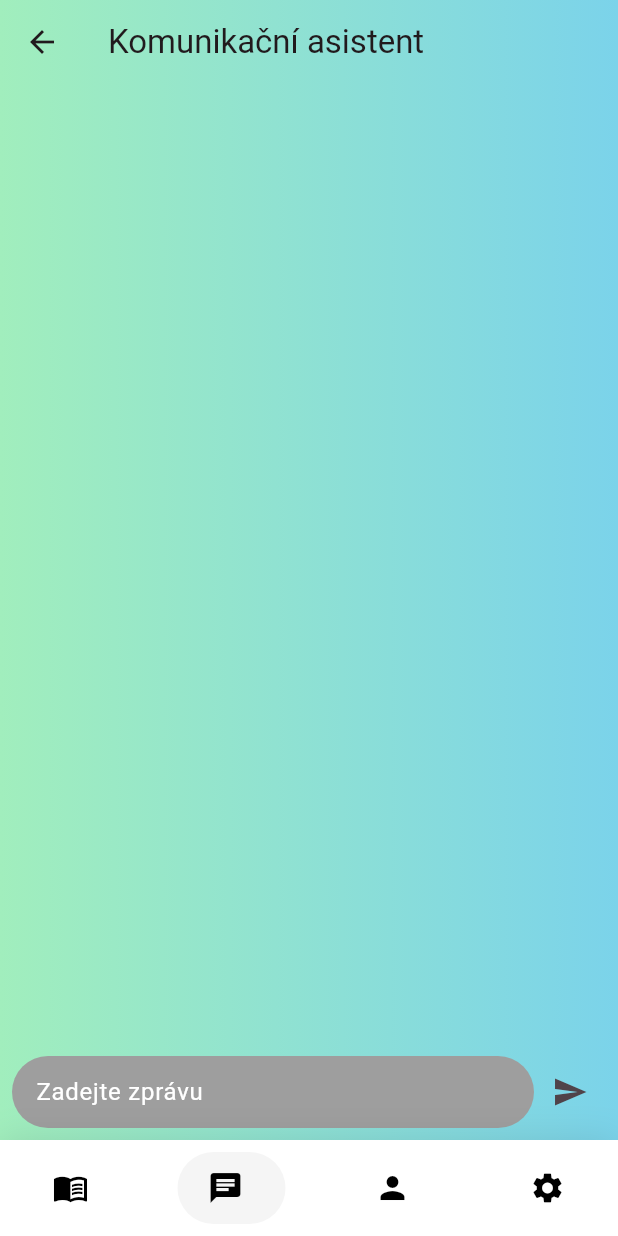
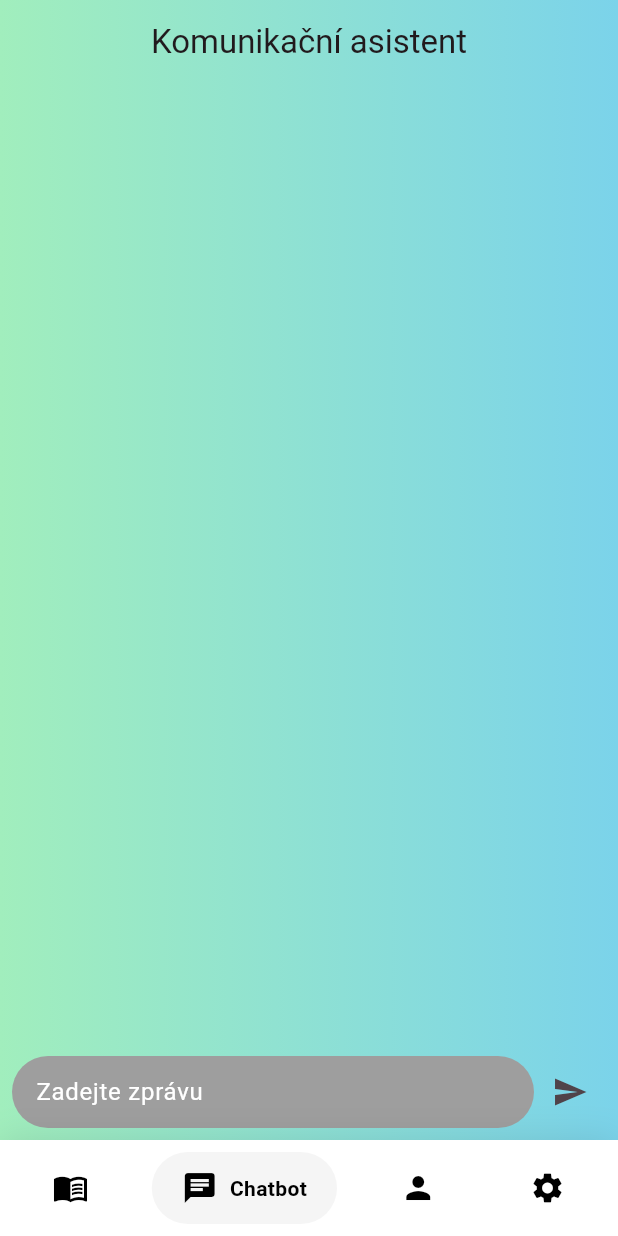
Before and after one commit to Pilnas2/Bakalarska_prace, a Flutter app: the ChatbotPage screen opened directly with empty values, on a phone screen of 412 x 824 dp. Run offline on Flutter 3.47's test engine with Material 3 defaults, Android fonts, the phone set to English and light mode, and no system bars; drawn by our look-alikes of google_nav_bar; our stand-ins replace audioplayers, firebase_core, firebase_database, firebase_storage, flutter_dotenv, introduction_screen and 3 more; accounts and stored records are empty.

Commit message:
přesměrování, doplnění textu do buttombar

```diff
--- a/lib/models/custom_bottom_nav_bar.dart
+++ b/lib/models/custom_bottom_nav_bar.dart
@@ -36,10 +36,10 @@ class CustomBottomNavBar extends StatelessWidget {
             tabBackgroundColor: Colors.grey[100]!,
             color: Colors.black,
             tabs: [
-              GButton(icon: Icons.menu_book),
-              GButton(icon: Icons.chat),
-              GButton(icon: Icons.person),
-              GButton(icon: Icons.settings),
+              GButton(icon: Icons.menu_book, text: 'Učení'),
+              GButton(icon: Icons.chat, text: 'Chatbot'),
+              GButton(icon: Icons.person, text: 'Profil'),
+              GButton(icon: Icons.settings, text: 'Nastavení'),
             ],
             selectedIndex: selectedIndex,
             onTabChange: onTabChange,
--- a/lib/views/chatbot_page.dart
+++ b/lib/views/chatbot_page.dart
@@ -144,12 +144,7 @@ class _ChatbotPageState extends State<ChatbotPage> {
       extendBodyBehindAppBar: true,
       appBar: AppBar(
         title: const Text('Komunikační asistent'),
-        leading: IconButton(
-          icon: Icon(Icons.arrow_back),
-          onPressed: () {
-            Navigator.pop(context);
-          },
-        ),
+        centerTitle: true,
         backgroundColor: Colors.transparent,
       ),
       body: BackgroundGradient(
--- a/lib/views/edit_profile_page.dart
+++ b/lib/views/edit_profile_page.dart
@@ -150,7 +150,7 @@ class _EditProfilePageState extends State<EditProfilePage> {
     }
   }
 
-  int _selectedIndex = 3;
+  int _selectedIndex = 2;
 
   void _onTabChange(int index) {
     setState(() {
--- a/lib/views/settings_page.dart
+++ b/lib/views/settings_page.dart
@@ -19,7 +19,6 @@ class SettingsPage extends StatefulWidget {
 }
 
 class _SettingsPageState extends State<SettingsPage> {
-  int _selectedIndex = 0;
   String? _selectedLevel;
   String? _selectedLanguage;
   String? _appVersion;
@@ -102,6 +101,8 @@ class _SettingsPageState extends State<SettingsPage> {
           ),
     );
   }
+
+  int _selectedIndex = 3;
 
   void _onTabChange(int index) {
     setState(() {
```
